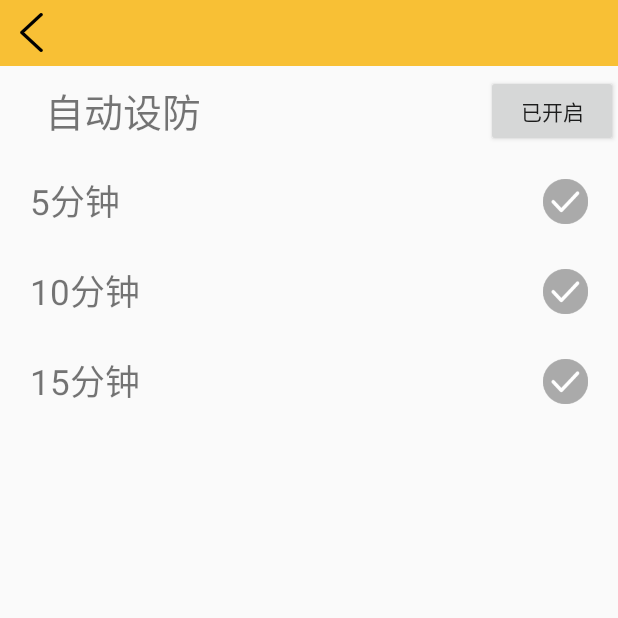
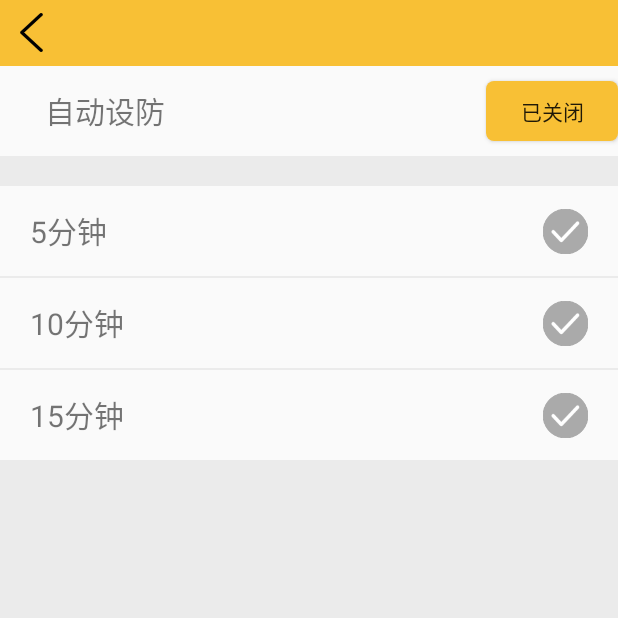
Before and after one commit to tanghc10/ElectrombileAndroid, an Android app: the AutoLockActivity screen opened directly, with no data from a screen before it, on a phone screen of 412 x 824 dp, the top half of it. Run offline under Robolectric (Android 15) with nearby library versions, the phone set to English and light mode, and no system bars; our stand-ins replace CircleImageView, EventBus, data binding; libraries missing offline, so code that uses them is left out: com.avos.avoscloud; 2 statements that could not run were skipped.

Commit message:
自动设防间隔设置
实现了自动设防对时间的修改和界面ui的一些修改

```diff
--- a/app/src/main/java/com/xiaoantech/electrombile/ui/main/SettingFragment/activity/SettingManager/AutoLock/AutoLockActivity.java
+++ b/app/src/main/java/com/xiaoantech/electrombile/ui/main/SettingFragment/activity/SettingManager/AutoLock/AutoLockActivity.java
@@ -2,11 +2,14 @@ package com.xiaoantech.electrombile.ui.main.SettingFragment.activity.SettingMana
 
 import android.app.Activity;
 import android.databinding.DataBindingUtil;
+import android.media.Image;
 import android.os.Bundle;
 import android.support.constraint.ConstraintLayout;
 import android.view.View;
 import android.widget.Button;
 import android.widget.ImageView;
+import android.widget.RelativeLayout;
+import android.widget.TextView;
 
 import com.xiaoantech.electrombile.R;
 import com.xiaoantech.electrombile.base.BaseAcitivity;
@@ -17,6 +20,7 @@ import com.xiaoantech.electrombile.event.cmd.AutoPeriodEvent;
 import com.xiaoantech.electrombile.manager.BasicDataManager;
 import com.xiaoantech.electrombile.manager.LocalDataManager;
 import com.xiaoantech.electrombile.mqtt.MqttPublishManager;
+import com.xiaoantech.electrombile.ui.AddDevice.InputIMEI.InputIMEIActivity;
 
 import org.greenrobot.eventbus.EventBus;
 import org.greenrobot.eventbus.Subscribe;
@@ -50,6 +54,19 @@ public class AutoLockActivity extends BaseAcitivity implements AutoLockContract.
     protected void initView() {
         mPresenter = new AutoLockPresenter(this);
         mBinding.setPresenter(mPresenter);
+       if (LocalDataManager.getInstance().getAutoLock()){
+            changeAutoLockPeriodImg(LocalDataManager.getInstance().getAutoLockPeriod());
+        }else {
+            changeAutoLockPeriodImg(0);
+            mBinding.btnAutolock.setText("已关闭");
+        }
+        ((TextView)mBinding.navigation.findViewById(R.id.navigation_title)).setText("自动设防设置");
+        ((RelativeLayout)mBinding.navigation.findViewById(R.id.navigation_back)).setOnClickListener(new View.OnClickListener() {
+            @Override
+            public void onClick(View v) {
+                AutoLockActivity.this.finish();
+            }
+        });
     }
 
     @Override
@@ -59,73 +76,63 @@ public class AutoLockActivity extends BaseAcitivity implements AutoLockContract.
 
     @Override
     public void changeAutoLockState(boolean isOn) {
-        if (isOn){
+        if (isOn) {
             mBinding.btnAutolock.setText("已开启");
-        }else {
+            changeAutoLockPeriodImg(5);
+        } else {
             mBinding.btnAutolock.setText("已关闭");
+            changeAutoLockPeriodImg(0);
         }
         showToast("设置成功");
     }
 
-    //    private ImageView imageView_5_minutes;
-//    private ImageView imageView_10_minutes;
-//    private ImageView imageView_15_minutes;
-//    private Button           btn_autolock;
-//
-//    @Override
-//    protected void onCreate(Bundle savedInstanceState) {
-//        try {
-//            super.onCreate(savedInstanceState);
-//            setContentView(R.layout.activity_autolock);
-//
-//            imageView_5_minutes = (ImageView) findViewById(R.id.img_5_minutes);
-//            imageView_10_minutes = (ImageView) findViewById(R.id.img_10_minutes);
-//            imageView_15_minutes = (ImageView) findViewById(R.id.img_10_minutes);
-//            btn_autolock = (Button) findViewById(R.id.btn_autolock);
-//
-//            btn_autolock.setOnClickListener(new View.OnClickListener() {
-//                @Override
-//                public void onClick(View v) {
-//                    if (!LocalDataManager.getInstance().getAutoLock()){
-//                        MqttPublishManager.getInstance().autoLockOn(BasicDataManager.getInstance().getBindIMEI());
-//                    }else {
-//                        MqttPublishManager.getInstance().autoLockOff(BasicDataManager.getInstance().getBindIMEI());
-//                    }
-//                }
-//            });
-//        }catch (Exception e){
-//            e.printStackTrace();
-//        }
-//
-//    }
-//
-//
-//
-//    @Override
-//    protected void onResume() {
-//        super.onResume();
-//        EventBus.getDefault().register(this);
-//    }
-//
-//    @Override
-//    protected void onPause() {
-//        super.onPause();
-//        EventBus.getDefault().unregister(this);
-//    }
-//
-//    public void constraintOnClick(View view){
-//        switch (view.getId()){
-//            case R.id.constraintLayout_5_minutes:
-//                MqttPublishManager.getInstance().setAutoPeriod(BasicDataManager.getInstance().getBindIMEI(),5);
-//                break;
-//            case R.id.constraintLayout_10_minutes:
-//                MqttPublishManager.getInstance().setAutoPeriod(BasicDataManager.getInstance().getBindIMEI(),10);
-//                break;
-//            case R.id.constraintLayout_15_minutes:
-//                MqttPublishManager.getInstance().setAutoPeriod(BasicDataManager.getInstance().getBindIMEI(),15);
-//                break;
-//        }
-//    }
+    public void changeAutoLockPeriodImg(int Period) {
+        switch (Period){
+            case 5:
+                MarkImage_5minutes();
+                break;
+            case 10:
+                MarkImage_10minutes();
+                break;
+            case 15:
+                MarkImage_15minutes();
+                break;
+            default:
+                MarkImage_Nominutes();
+        }
+    }
 
+    public void MarkImage_Nominutes() {
+        mBinding.img5Minutes.setImageDrawable(this.getResources().getDrawable(R.drawable.btn_unselected));
+        mBinding.img10Minutes.setImageDrawable(this.getResources().getDrawable(R.drawable.btn_unselected));
+        mBinding.img15Minutes.setImageDrawable(this.getResources().getDrawable(R.drawable.btn_unselected));
+    }
+    public void MarkImage_5minutes() {
+        mBinding.img5Minutes.setImageDrawable(this.getResources().getDrawable(R.drawable.btn_selected));
+        mBinding.img10Minutes.setImageDrawable(this.getResources().getDrawable(R.drawable.btn_unselected));
+        mBinding.img15Minutes.setImageDrawable(this.getResources().getDrawable(R.drawable.btn_unselected));
+    }
+    public void MarkImage_10minutes() {
+        mBinding.img5Minutes.setImageDrawable(this.getResources().getDrawable(R.drawable.btn_unselected));
+        mBinding.img10Minutes.setImageDrawable(this.getResources().getDrawable(R.drawable.btn_selected));
+        mBinding.img15Minutes.setImageDrawable(this.getResources().getDrawable(R.drawable.btn_unselected));
+    }
+    public void MarkImage_15minutes() {
+        mBinding.img5Minutes.setImageDrawable(this.getResources().getDrawable(R.drawable.btn_unselected));
+        mBinding.img10Minutes.setImageDrawable(this.getResources().getDrawable(R.drawable.btn_unselected));
+        mBinding.img15Minutes.setImageDrawable(this.getResources().getDrawable(R.drawable.btn_selected));
+    }
+
+    @Override
+    protected void onResume() {
+        super.onResume();
+        mPresenter.subscribe();
+    }
+
+    @Override
+    protected void onPause() {
+        super.onPause();
+        mPresenter.unsubscribe();
+    }
 
 }
--- a/app/src/main/java/com/xiaoantech/electrombile/ui/main/SettingFragment/activity/SettingManager/AutoLock/AutoLockContract.java
+++ b/app/src/main/java/com/xiaoantech/electrombile/ui/main/SettingFragment/activity/SettingManager/AutoLock/AutoLockContract.java
@@ -11,10 +11,12 @@ public interface AutoLockContract {
 
     interface View extends BaseView<Presenter>{
         void changeAutoLockState(boolean isOn);
+        void changeAutoLockPeriodImg(int Period);
     }
 
     interface Presenter extends BasePresenter{
         void changeAutoLock();
+        void changeAutoLockPeriod(int period);
     }
 
 }
--- a/app/src/main/res/layout/activity_autolock.xml
+++ b/app/src/main/res/layout/activity_autolock.xml
@@ -15,7 +15,8 @@
     <LinearLayout
         android:orientation="vertical"
         android:layout_width="match_parent"
-        android:layout_height="match_parent">
+        android:layout_height="match_parent"
+        android:id="@+id/linearLayout">
 
         <include
             android:id="@+id/navigation"
@@ -31,7 +32,7 @@
                 android:layout_height="0dp"
                 android:text="自动设防"
                 android:gravity="center"
-                android:textSize="26sp"
+                android:textSize="20sp"
                 android:layout_marginLeft="30dp"
                 app:layout_constraintLeft_toLeftOf="@+id/constraintLayout"
                 app:layout_constraintTop_toTopOf="@+id/constraintLayout"
@@ -40,8 +41,9 @@
 
             <Button
                 android:layout_width="88dp"
-                android:layout_height="wrap_content"
+                android:layout_height="40dp"
                 android:text="已开启"
+                android:background="@drawable/shape"
                 android:id="@+id/btn_autolock"
                 android:onClick="@{ () -> presenter.changeAutoLock()}"
                 app:layout_constraintBottom_toBottomOf="@+id/constraintLayout"
@@ -49,22 +51,23 @@
                 app:layout_constraintRight_toRightOf="@+id/constraintLayout"/>
         </android.support.constraint.ConstraintLayout>
 
-        <!--<view-->
-            <!--android:layout_width="match_parent"-->
-            <!--android:layout_height="10dp"-->
-            <!--android:background="@color/lightgray"-->
-            <!--/>-->
+        <View
+            android:layout_width="match_parent"
+            android:layout_height="20dp"
+            android:background="@color/background_grey"/>
+
         <android.support.constraint.ConstraintLayout
             android:layout_width="match_parent"
             android:layout_height="60dp"
             android:id="@+id/constraintLayout_5_minutes"
+            android:onClick="@{ () -> presenter.changeAutoLockPeriod(5) }"
             tools:ignore="MissingConstraints">
             <TextView
                 android:layout_width="wrap_content"
                 android:layout_height="0dp"
                 android:gravity="center"
                 android:text="5分钟"
-                android:textSize="23sp"
+                android:textSize="20sp"
                 android:layout_marginLeft="20dp"
                 app:layout_constraintLeft_toLeftOf="@+id/constraintLayout_5_minutes"
                 app:layout_constraintTop_toTopOf="@+id/constraintLayout_5_minutes"
@@ -83,16 +86,22 @@
 
         </android.support.constraint.ConstraintLayout>
 
+        <View
+            android:layout_width="match_parent"
+            android:layout_height="1dp"
+            android:background="@color/background_grey"/>
+
         <android.support.constraint.ConstraintLayout
             android:layout_width="match_parent"
             android:layout_height="60dp"
             android:id="@+id/constraintLayout_10_minutes"
+            android:onClick="@{ () -> presenter.changeAutoLockPeriod(10) }"
             tools:ignore="MissingConstraints">
             <TextView
                 android:layout_width="wrap_content"
                 android:layout_height="0dp"
                 android:text="10分钟"
-                android:textSize="23sp"
+                android:textSize="20sp"
                 android:gravity="center"
                 android:layout_marginLeft="20dp"
                 app:layout_constraintLeft_toLeftOf="@+id/constraintLayout_10_minutes"
@@ -111,17 +120,23 @@
                 android:layout_marginEnd="20dp" />
         </android.support.constraint.ConstraintLayout>
 
+        <View
+            android:layout_width="match_parent"
+            android:layout_height="1dp"
+            android:background="@color/background_grey"/>
+
         <android.support.constraint.ConstraintLayout
             android:layout_width="match_parent"
             android:layout_height="60dp"
             android:id="@+id/constraintLayout_15_minutes"
+            android:onClick="@{ () -> presenter.changeAutoLockPeriod(15) }"
             tools:ignore="MissingConstraints">
             <TextView
                 android:layout_width="wrap_content"
                 android:layout_height="0dp"
                 android:text="15分钟"
                 android:gravity="center"
-                android:textSize="23sp"
+                android:textSize="20sp"
                 android:layout_marginLeft="20dp"
                 app:layout_constraintLeft_toLeftOf="@+id/constraintLayout_15_minutes"
                 app:layout_constraintTop_toTopOf="@+id/constraintLayout_15_minutes"
@@ -139,7 +154,10 @@
                 android:layout_marginEnd="20dp" />
         </android.support.constraint.ConstraintLayout>
 
-
+        <View
+            android:layout_width="match_parent"
+            android:layout_height="match_parent"
+            android:background="@color/background_grey"/>
     </LinearLayout>
 
 </layout>
--- a/app/src/main/res/layout/activity_setting.xml
+++ b/app/src/main/res/layout/activity_setting.xml
@@ -48,6 +48,7 @@
                 <com.xiaoantech.electrombile.widget.DrawableTextView
                     style="@style/clickableLayout"
                     android:text="自动设防设置"
+                    android:drawableRight="@drawable/to"
                     android:textSize="17sp"
                     android:textStyle="normal|bold"
                     android:onClick="@{() -> presenter.gotoAutoLock()}"
```
Also changed, not shown: app/src/main/java/com/xiaoantech/electrombile/ui/main/SettingFragment/activity/SettingManager/AutoLock/AutoLockPresenter.java (+27 -6 lines), app/src/main/res/drawable/back_main.jpg (deleted).
